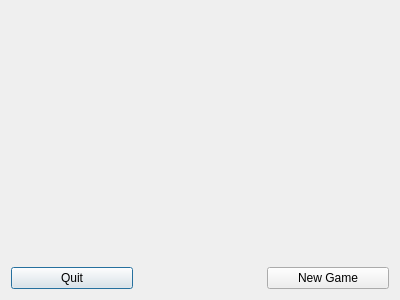
hrachyahakobyan/Pandemic, file comp345-gui/GaveOverView.ui: the form before one commit.
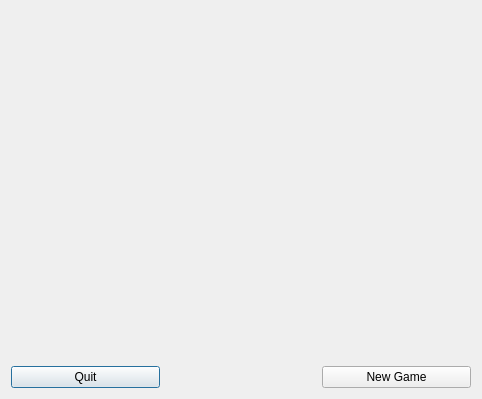
The form after the commit.

Commit message: Changed TeamView UI, added win and lose screens

Patch:
```diff
--- a/comp345-gui/GaveOverView.ui
+++ b/comp345-gui/GaveOverView.ui
@@ -6,8 +6,8 @@
    <rect>
     <x>0</x>
     <y>0</y>
-    <width>400</width>
-    <height>300</height>
+    <width>482</width>
+    <height>399</height>
    </rect>
   </property>
   <property name="windowTitle">
@@ -30,9 +30,18 @@
    </item>
    <item row="0" column="0" colspan="3">
     <widget class="QLabel" name="icon">
+     <property name="sizePolicy">
+      <sizepolicy hsizetype="MinimumExpanding" vsizetype="MinimumExpanding">
+       <horstretch>0</horstretch>
+       <verstretch>0</verstretch>
+      </sizepolicy>
+     </property>
      <property name="text">
       <string/>
      </property>
+     <property name="alignment">
+      <set>Qt::AlignCenter</set>
+     </property>
     </widget>
    </item>
   </layout>
```
The commit also changes 12 other files.
